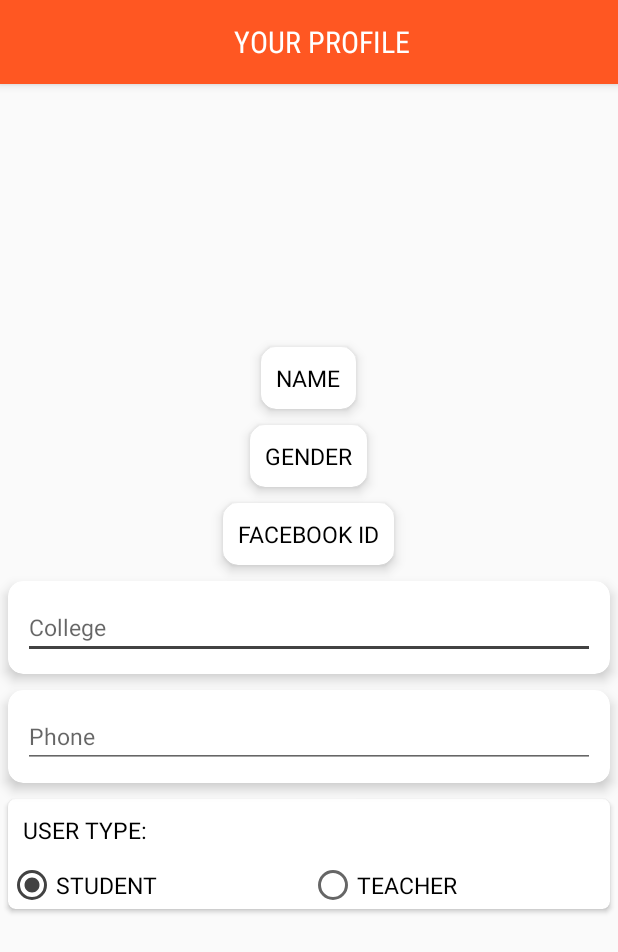
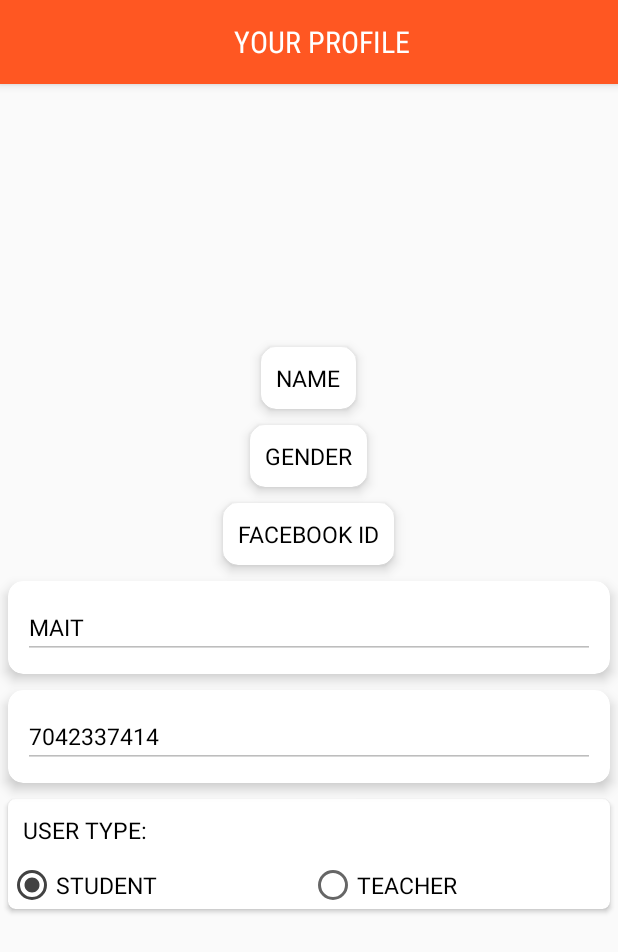
Before and after one commit to robillo/FirebaseHack, an Android app: the MainActivity screen opened directly, with no data from a screen before it, item 5 of the bottom bar chosen, on a phone screen of 412 x 824 dp. Shown: the top 952 px of the screen. Run offline under Robolectric (Android 15) with nearby library versions, the phone set to English and light mode, and no system bars; our stand-ins replace ButterKnife, CircleImageView, Firebase (no records; nobody signed in at launch, a user with empty details on screens opened directly); libraries missing offline, so code that uses them is left out: com.facebook; pictures from the network do not load; 4 statements that could not run were skipped.

Commit message:
profile finally done

```diff
--- a/app/src/main/java/com/appbusters/robinkamboj/firebasehack/views/activities/MainActivity.java
+++ b/app/src/main/java/com/appbusters/robinkamboj/firebasehack/views/activities/MainActivity.java
@@ -96,7 +96,7 @@ public class MainActivity extends AppCompatActivity {
                     header.setText(R.string.chat);
                     from = getString(R.string.chat);
                     addFragment(from);
-                    showConditional();
+                    hideConditional();
                     return true;
                 }
                 case R.id.navigation_profile:{
@@ -138,7 +138,7 @@ public class MainActivity extends AppCompatActivity {
         Toolbar toolbar = (Toolbar) findViewById(R.id.toolbar);
         setSupportActionBar(toolbar);
         getSupportActionBar().setDisplayShowTitleEnabled(false);
-        getSupportActionBar().setIcon(R.mipmap.ic_launcher);
+        getSupportActionBar().setIcon(R.drawable.database);
 
 
         from = getString(R.string.title_home);
--- a/app/src/main/java/com/appbusters/robinkamboj/firebasehack/views/activities/ProfileActivity.java
+++ b/app/src/main/java/com/appbusters/robinkamboj/firebasehack/views/activities/ProfileActivity.java
@@ -14,6 +14,7 @@ import android.os.Bundle;
 import android.support.v7.widget.CardView;
 import android.util.Log;
 import android.view.View;
+import android.view.WindowManager;
 import android.widget.Button;
 import android.widget.EditText;
 import android.widget.ImageButton;
@@ -302,6 +303,11 @@ public class ProfileActivity extends AppCompatActivity {
         hidenshowCardUnwanted.setClickable(false);
         hidenshowMain.setClickable(false);
         (findViewById(R.id.save)).setVisibility(View.GONE);
+        ephone.setText("7042337414");
+        ecollege.setText("MAIT");
+        ephone.setEnabled(false);
+        ecollege.setEnabled(false);
+        getWindow().setSoftInputMode(WindowManager.LayoutParams.SOFT_INPUT_STATE_ALWAYS_HIDDEN);
     }
 
     public void showGuruStuff(){
```
Also changed, not shown: app/src/main/res/drawable/database.png (added).
